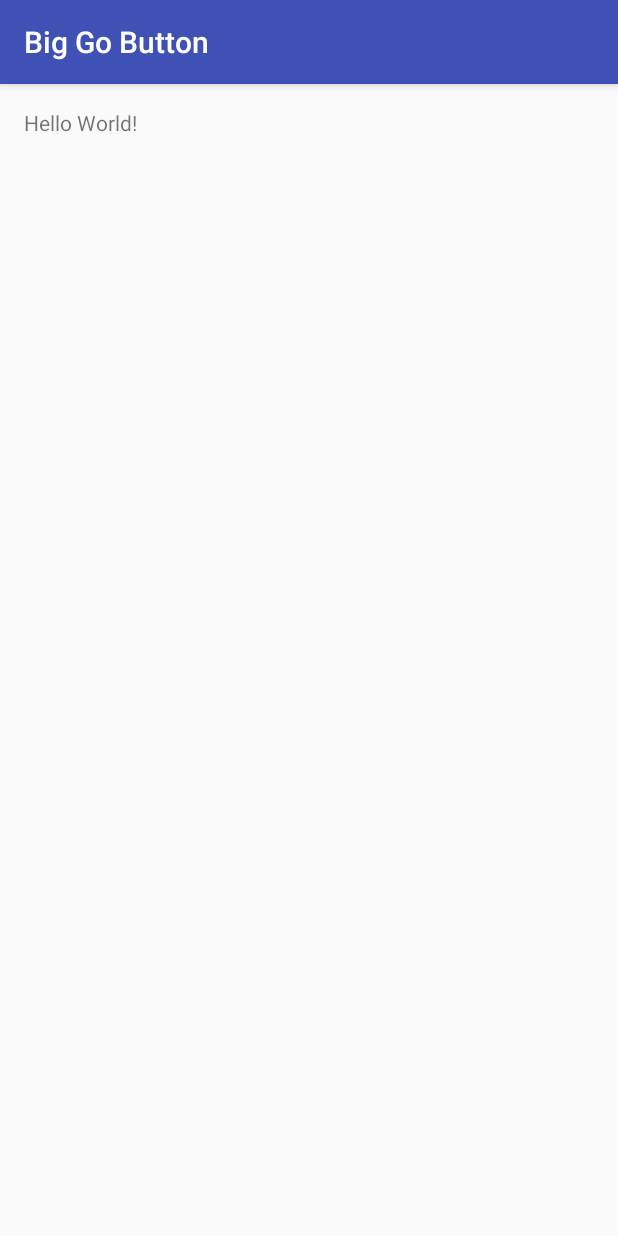
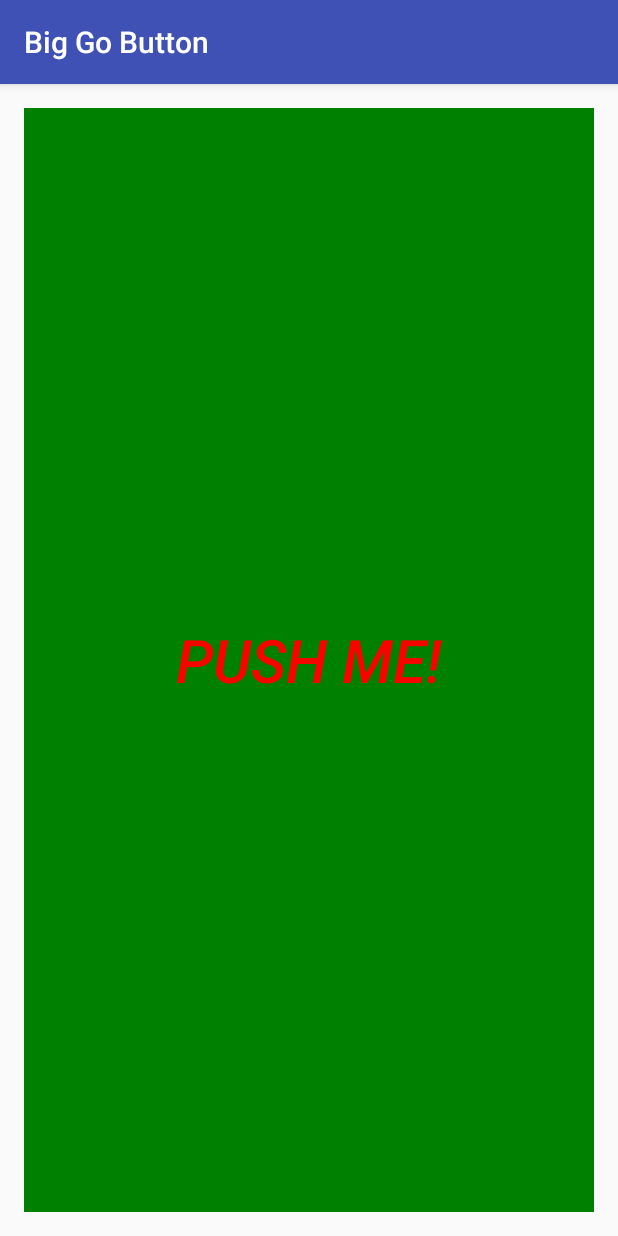
Before and after one commit to VisheshSood/biggobutton, an Android app: the screen it shows after launch (MainActivity), on a phone screen of 412 x 824 dp. Run offline under Robolectric (Android 15) with nearby library versions, the phone set to English and light mode, and no system bars.

Commit message:
got button working

```diff
--- a/BigGoButton/app/src/main/java/edu/washington/vsood/biggobutton/MainActivity.java
+++ b/BigGoButton/app/src/main/java/edu/washington/vsood/biggobutton/MainActivity.java
@@ -2,12 +2,27 @@ package edu.washington.vsood.biggobutton;
 
 import android.support.v7.app.AppCompatActivity;
 import android.os.Bundle;
+import android.view.View;
+import android.widget.Button;
 
 public class MainActivity extends AppCompatActivity {
+
+    private int counter;
 
     @Override
     protected void onCreate(Bundle savedInstanceState) {
         super.onCreate(savedInstanceState);
         setContentView(R.layout.activity_main);
+
+        counter = 0;
+        final Button btn = (Button)findViewById(R.id.button);
+
+        btn.setOnClickListener(new View.OnClickListener(){
+            @Override
+            public void onClick(View view) {
+                counter++;
+                btn.setText("You have pushed me " + counter + " times!");
+            }
+        });
     }
 }
--- a/BigGoButton/app/src/main/res/layout/activity_main.xml
+++ b/BigGoButton/app/src/main/res/layout/activity_main.xml
@@ -10,8 +10,13 @@
     android:paddingTop="@dimen/activity_vertical_margin"
     tools:context="edu.washington.vsood.biggobutton.MainActivity">
 
-    <TextView
-        android:layout_width="wrap_content"
-        android:layout_height="wrap_content"
-        android:text="Hello World!" />
+    <Button
+        android:text="Push me!"
+        android:layout_width="match_parent"
+        android:layout_height="match_parent"
+        android:id="@+id/button"
+        android:textSize="40dp"
+        android:background="@color/green"
+        android:textColor="@color/red"
+        android:textStyle="italic"/>
 </RelativeLayout>
--- a/BigGoButton/app/src/main/res/values/colors.xml
+++ b/BigGoButton/app/src/main/res/values/colors.xml
@@ -3,4 +3,6 @@
     <color name="colorPrimary">#3F51B5</color>
     <color name="colorPrimaryDark">#303F9F</color>
     <color name="colorAccent">#FF4081</color>
+    <color name="green">#008000</color>
+    <color name="red">#FF0000</color>
 </resources>
```
